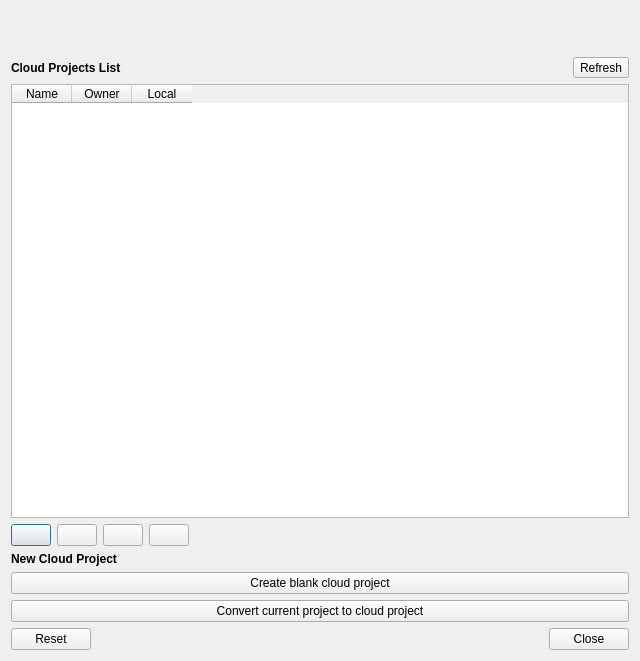
Before: the Qt Designer form qfieldsync/ui/cloud_projects_dialog.ui in opengisch/qfieldsync, drawn with Qt 5.
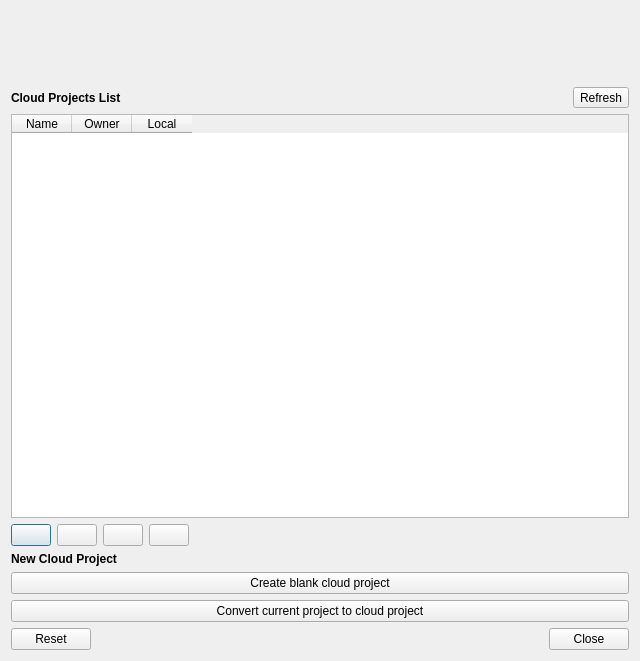
After: the same form once the commit is applied. Icons and pictures are not drawn.

Commit message: Display avatar

Patch:
```diff
--- a/qfieldsync/ui/cloud_projects_dialog.ui
+++ b/qfieldsync/ui/cloud_projects_dialog.ui
@@ -36,6 +36,34 @@
         </property>
         </spacer>
       </item>
+     <item>
+      <widget class="QLabel" name="avatarLabel">
+       <property name="sizePolicy">
+        <sizepolicy hsizetype="MinimumExpanding" vsizetype="MinimumExpanding">
+         <horstretch>50</horstretch>
+         <verstretch>50</verstretch>
+        </sizepolicy>
+       </property>
+       <property name="minimumSize">
+        <size>
+         <width>50</width>
+         <height>50</height>
+        </size>
+       </property>
+       <property name="maximumSize">
+        <size>
+         <width>50</width>
+         <height>50</height>
+        </size>
+       </property>
+       <property name="frameShape">
+        <enum>QFrame::NoFrame</enum>
+       </property>
+       <property name="text">
+        <string/>
+       </property>
+      </widget>
+     </item>
      </layout>
    </item>
    <item>
@@ -86,7 +114,7 @@
         <number>0</number>
        </property>
        <item>
-        <layout class="QHBoxLayout" name="projectsSelectButtonLayout" stretch="0,0,0,0">
+        <layout class="QHBoxLayout" name="projectsSelectButtonLayout" stretch="0,0,0">
          <item>
           <widget class="QLabel" name="projectsListLabel">
            <property name="text">
```
Left out of the diff: 36 changed lines with no effect on the pictures. Lines whose indentation alone changed are shown as unchanged. The commit also changes 1 other file.
